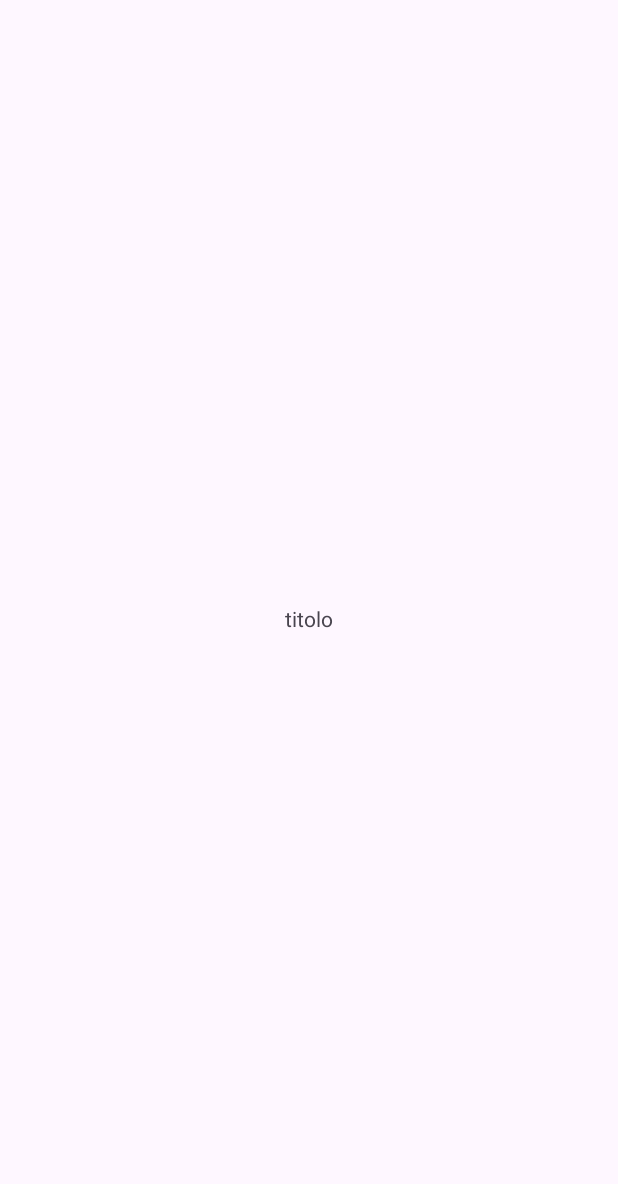
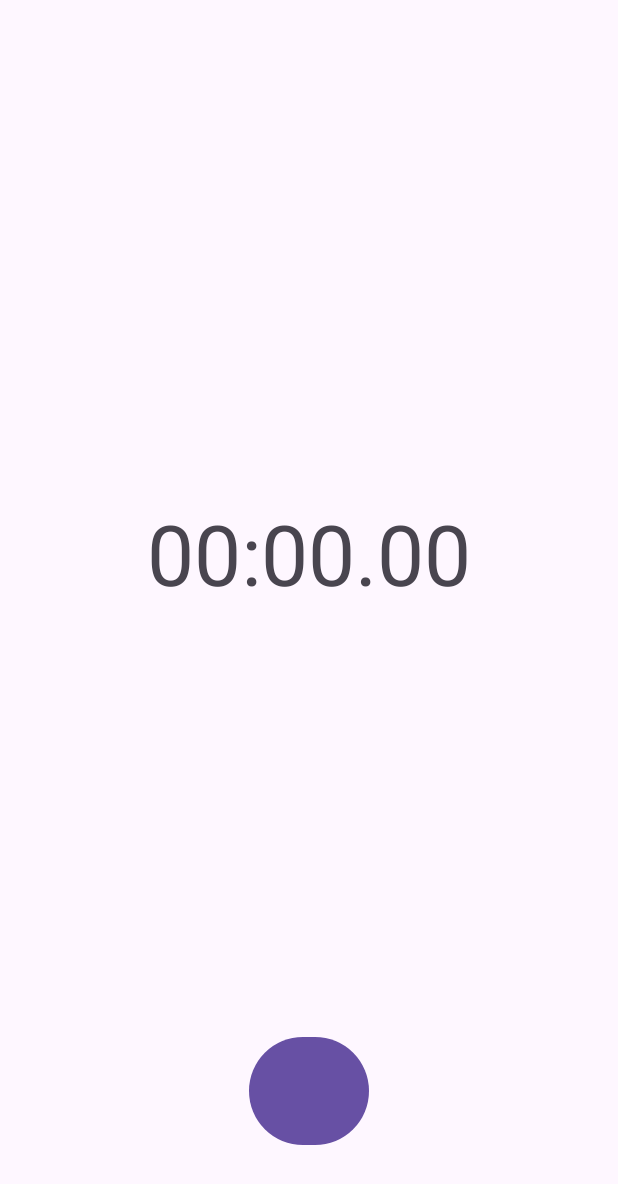
Before and after one commit to LucaFIRE12/My-Audio---Luca-Zucchi-Samuele-Riva, an Android app: the screen it shows after launch (MainActivity), on a phone screen of 412 x 824 dp. Before the commit the part shown is almost empty. Shown: the top 1184 px of the screen. Run offline under Robolectric (Android 15) with nearby library versions, the phone set to English and light mode, and no system bars.

Commit message:
inizio bottoni

```diff
--- /dev/null
+++ b/app/src/main/java/com/example/progrivazucchi/Grafico.kt
@@ -0,0 +1,6 @@
+package com.example.progrivazucchi
+
+import androidx.appcompat.app.AppCompatActivity
+import android.os.Bundle
+class Grafico {
+}
--- /dev/null
+++ b/app/src/main/res/drawable/baseline_delete_24.xml
@@ -0,0 +1,5 @@
+<vector android:height="24dp" android:tint="#000000"
+    android:viewportHeight="24" android:viewportWidth="24"
+    android:width="24dp" xmlns:android="http://schemas.android.com/apk/res/android">
+    <path android:fillColor="@android:color/white" android:pathData="M6,19c0,1.1 0.9,2 2,2h8c1.1,0 2,-0.9 2,-2V7H6v12zM19,4h-3.5l-1,-1h-5l-1,1H5v2h14V4z"/>
+</vector>
--- /dev/null
+++ b/app/src/main/res/drawable/baseline_delete_24_disabled.xml
@@ -0,0 +1,5 @@
+<vector android:height="24dp" android:tint="#000000"
+    android:viewportHeight="24" android:viewportWidth="24"
+    android:width="24dp" xmlns:android="http://schemas.android.com/apk/res/android">
+    <path android:fillColor="@android:color/white" android:pathData="M6,19c0,1.1 0.9,2 2,2h8c1.1,0 2,-0.9 2,-2V7H6v12zM19,4h-3.5l-1,-1h-5l-1,1H5v2h14V4z"/>
+</vector>
--- /dev/null
+++ b/app/src/main/res/drawable/baseline_done_24.xml
@@ -0,0 +1,5 @@
+<vector android:height="24dp" android:tint="#000000"
+    android:viewportHeight="24" android:viewportWidth="24"
+    android:width="24dp" xmlns:android="http://schemas.android.com/apk/res/android">
+    <path android:fillColor="@android:color/white" android:pathData="M9,16.2L4.8,12l-1.4,1.4L9,19 21,7l-1.4,-1.4L9,16.2z"/>
+</vector>
--- a/app/src/main/res/layout/activity_main.xml
+++ b/app/src/main/res/layout/activity_main.xml
@@ -6,13 +6,26 @@
     android:layout_height="match_parent"
     tools:context=".MainActivity">
 
-    <TextView
-        android:layout_width="wrap_content"
-        android:layout_height="wrap_content"
-        android:text="titolo"
+    <Button
+        android:id="@+id/button"
+        android:layout_width="80dp"
+        android:layout_height="80dp"
         app:layout_constraintBottom_toBottomOf="parent"
         app:layout_constraintEnd_toEndOf="parent"
         app:layout_constraintStart_toStartOf="parent"
-        app:layout_constraintTop_toTopOf="parent" />
+        app:layout_constraintTop_toTopOf="parent"
+        app:layout_constraintVertical_bias="0.924" />
+
+    <TextView
+        android:id="@+id/timer"
+        android:layout_width="wrap_content"
+        android:layout_height="wrap_content"
+        android:text="00:00.00"
+        android:textSize="56sp"
+        app:layout_constraintBottom_toBottomOf="parent"
+        app:layout_constraintEnd_toEndOf="parent"
+        app:layout_constraintStart_toStartOf="parent"
+        app:layout_constraintTop_toTopOf="parent"
+        app:layout_constraintVertical_bias="0.442" />
 
 </androidx.constraintlayout.widget.ConstraintLayout>
```
